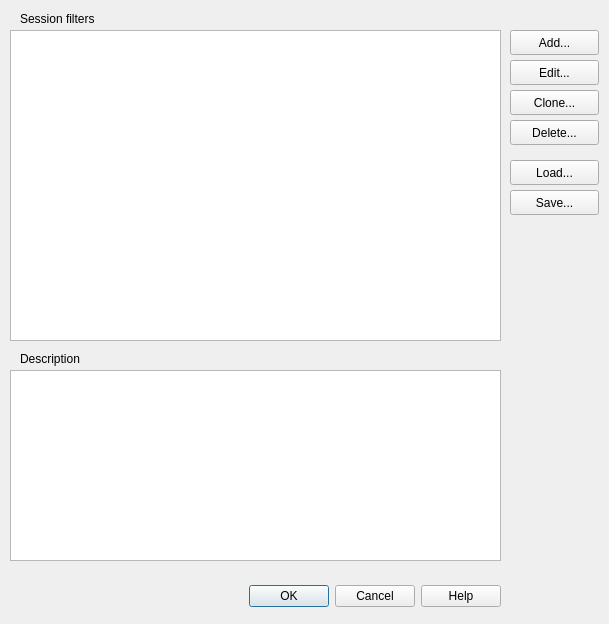
Before: the Qt Designer form src/cdlgsessionfilter.ui in grodansparadis/vscp-works-qt, drawn with Qt 5.
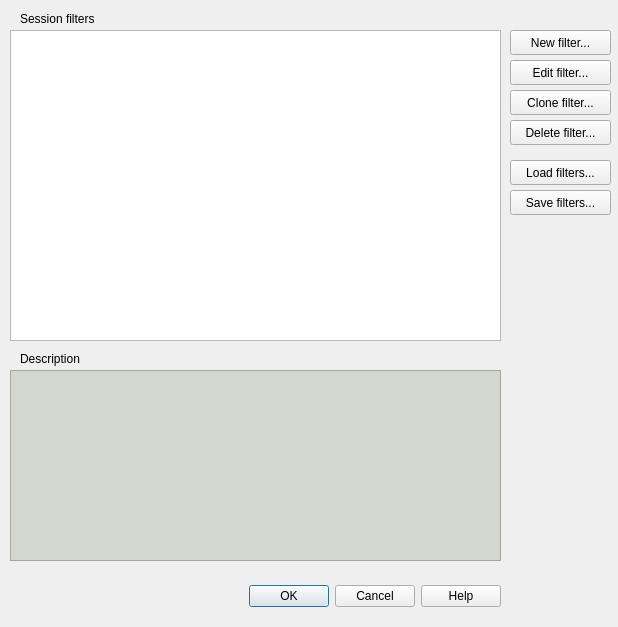
After: the same form once the commit is applied.

Patch:
```diff
--- a/src/cdlgsessionfilter.ui
+++ b/src/cdlgsessionfilter.ui
@@ -6,8 +6,8 @@
    <rect>
     <x>0</x>
     <y>0</y>
-    <width>609</width>
-    <height>624</height>
+    <width>618</width>
+    <height>627</height>
    </rect>
   </property>
   <property name="windowTitle">
@@ -60,12 +60,12 @@
     <rect>
      <x>510</x>
      <y>30</y>
-     <width>89</width>
+     <width>101</width>
      <height>25</height>
     </rect>
    </property>
    <property name="text">
-    <string>Add...</string>
+    <string>New filter...</string>
    </property>
   </widget>
   <widget class="QPushButton" name="btnEditFilter">
@@ -73,12 +73,12 @@
     <rect>
      <x>510</x>
      <y>60</y>
-     <width>89</width>
+     <width>101</width>
      <height>25</height>
     </rect>
    </property>
    <property name="text">
-    <string>Edit...</string>
+    <string>Edit filter...</string>
    </property>
   </widget>
   <widget class="QPushButton" name="btnCloneFilter">
@@ -86,12 +86,12 @@
     <rect>
      <x>510</x>
      <y>90</y>
-     <width>89</width>
+     <width>101</width>
      <height>25</height>
     </rect>
    </property>
    <property name="text">
-    <string>Clone...</string>
+    <string>Clone filter...</string>
    </property>
   </widget>
   <widget class="QPushButton" name="btnDeleteFilter">
@@ -99,12 +99,12 @@
     <rect>
      <x>510</x>
      <y>120</y>
-     <width>89</width>
+     <width>101</width>
      <height>25</height>
     </rect>
    </property>
    <property name="text">
-    <string>Delete...</string>
+    <string>Delete filter...</string>
    </property>
   </widget>
   <widget class="QTextEdit" name="editDescription">
@@ -116,6 +116,9 @@
      <height>191</height>
     </rect>
    </property>
+   <property name="styleSheet">
+    <string notr="true">background-color: rgb(211, 215, 207);</string>
+   </property>
    <property name="readOnly">
     <bool>true</bool>
    </property>
@@ -138,12 +141,12 @@
     <rect>
      <x>510</x>
      <y>190</y>
-     <width>89</width>
+     <width>101</width>
      <height>25</height>
     </rect>
    </property>
    <property name="text">
-    <string>Save...</string>
+    <string>Save filters...</string>
    </property>
   </widget>
   <widget class="QPushButton" name="btnLoadFilter">
@@ -151,12 +154,12 @@
     <rect>
      <x>510</x>
      <y>160</y>
-     <width>89</width>
+     <width>101</width>
      <height>25</height>
     </rect>
    </property>
    <property name="text">
-    <string>Load...</string>
+    <string>Load filters...</string>
    </property>
   </widget>
  </widget>
```
Left out of the diff: 18 changed lines with no effect on the pictures.
